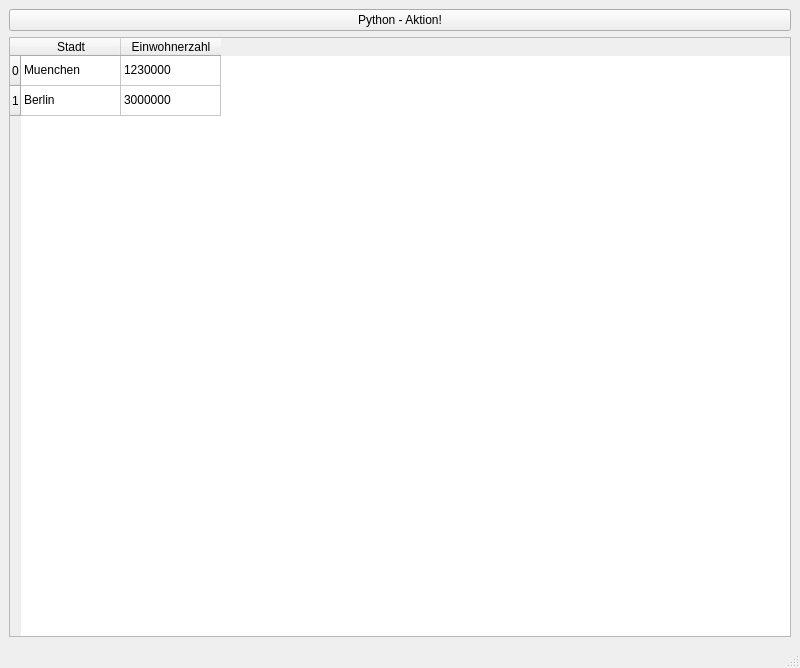
soenkef/python_PyQT, file ui/mainwindow.ui: the form before one commit.
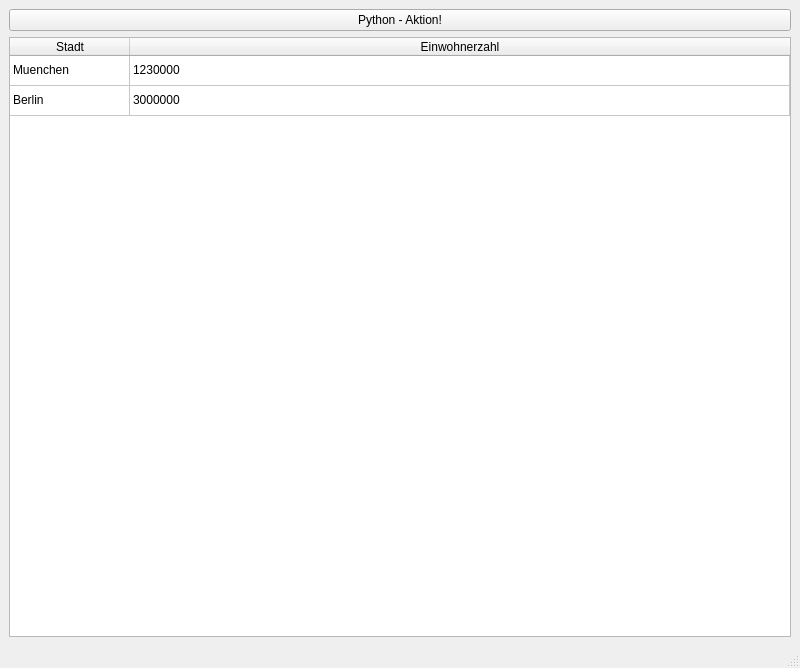
The form after the commit.

Commit message: PyQT - Tabelle mit Erkennung, ob eine Zelle geändert wurde

```diff
--- a/ui/mainwindow.ui
+++ b/ui/mainwindow.ui
@@ -24,6 +24,30 @@
     </item>
     <item>
      <widget class="QTableWidget" name="tableWidget">
+      <property name="editTriggers">
+       <set>QAbstractItemView::AnyKeyPressed|QAbstractItemView::DoubleClicked</set>
+      </property>
+      <property name="gridStyle">
+       <enum>Qt::SolidLine</enum>
+      </property>
+      <attribute name="horizontalHeaderVisible">
+       <bool>true</bool>
+      </attribute>
+      <attribute name="horizontalHeaderDefaultSectionSize">
+       <number>120</number>
+      </attribute>
+      <attribute name="horizontalHeaderHighlightSections">
+       <bool>true</bool>
+      </attribute>
+      <attribute name="horizontalHeaderStretchLastSection">
+       <bool>true</bool>
+      </attribute>
+      <attribute name="verticalHeaderVisible">
+       <bool>false</bool>
+      </attribute>
+      <attribute name="verticalHeaderHighlightSections">
+       <bool>true</bool>
+      </attribute>
       <row>
        <property name="text">
         <string>0</string>
```
The commit also changes 2 other files.
